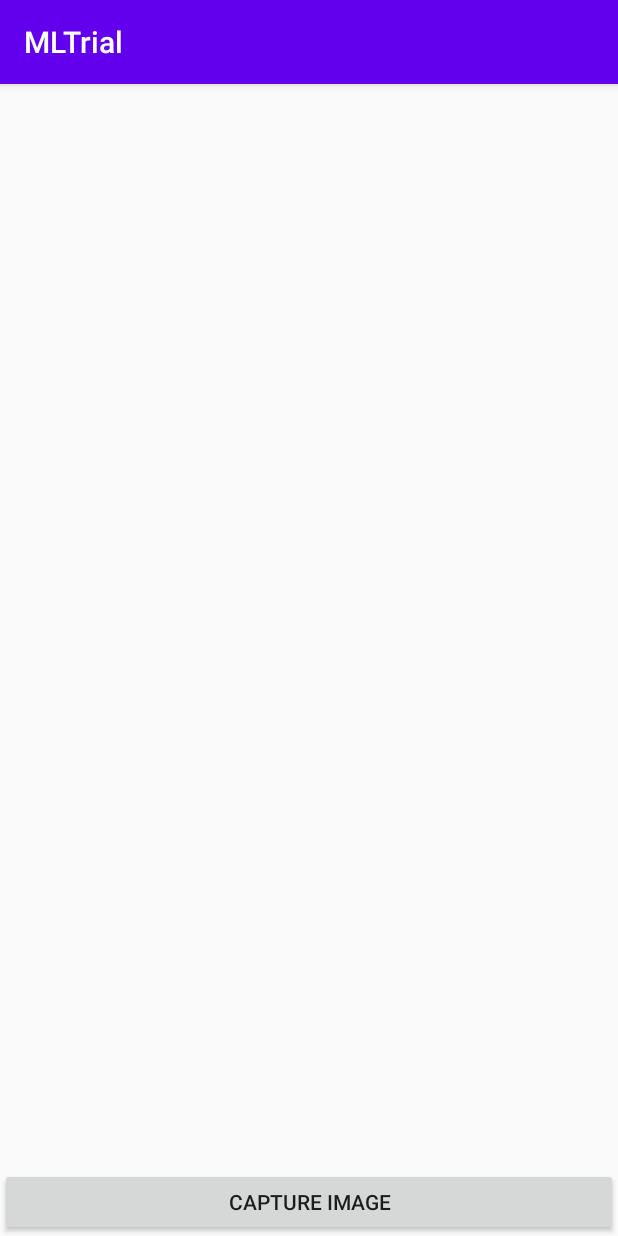
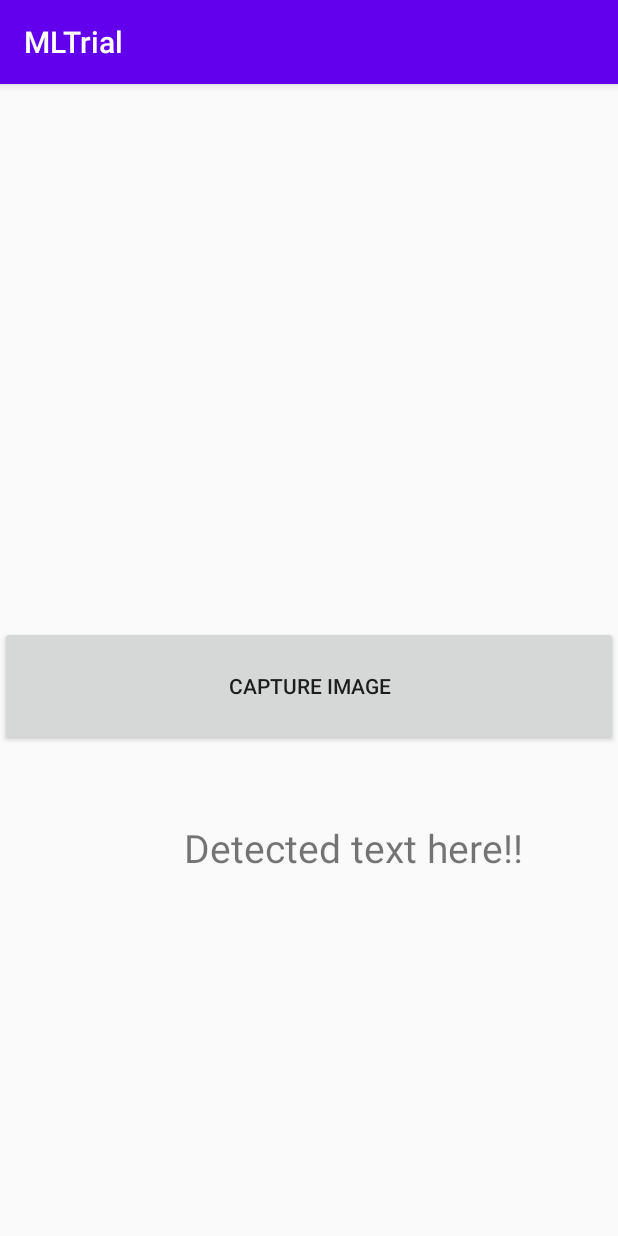
Before and after one commit to imcja007/MLTrial, an Android app: the screen it shows after launch (MainActivity), on a phone screen of 412 x 824 dp. Run offline under Robolectric (Android 15) with nearby library versions, the phone set to English and light mode, and no system bars; libraries missing offline, so code that uses them is left out: com.google.mlkit.vision.

Commit message:
regex added

```diff
--- a/app/src/main/java/com/example/mltrial/MainActivity.java
+++ b/app/src/main/java/com/example/mltrial/MainActivity.java
@@ -23,6 +23,9 @@ import com.google.mlkit.vision.text.Text;
 import com.google.mlkit.vision.text.TextRecognition;
 import com.google.mlkit.vision.text.TextRecognizer;
 
+import java.util.regex.Matcher;
+import java.util.regex.Pattern;
+
 
 public class MainActivity extends AppCompatActivity {
 
@@ -31,6 +34,8 @@ public class MainActivity extends AppCompatActivity {
     private ImageView imageView;
     private TextView textView;
     private InputImage image;
+    Pattern pattern = Pattern.compile("[A-Z]{2}[0-9]{1,2}[A-Z]{1,2}[0-9]{1,4}");
+    Matcher m;
 
     @Override
     protected void onCreate(Bundle savedInstanceState) {
@@ -66,6 +71,9 @@ public class MainActivity extends AppCompatActivity {
         if (requestCode == REQUEST_IMAGE_CAPTURE && resultCode == RESULT_OK) {
             Bundle extras = data.getExtras();
             Bitmap imageBitmap = (Bitmap) extras.get("data");
+
+            // imageBitmap.compress(Bitmap.CompressFormat.JPEG, 100, bytes);
+            //Bitmap newBit=getResizedBitmap(imageBitmap,0, 0, width, height, matrix, false)
             imageFromBitmap(imageBitmap);
             imageView.setImageBitmap(imageBitmap);
         }
@@ -86,7 +94,7 @@ public class MainActivity extends AppCompatActivity {
                                 // [START mlkit_process_text_block]
                                 String resultText = result.getText();
                                 System.out.println("RESULT TEXT=====================" + resultText);
-                                textView.setText(resultText);
+                                textView.setText("Result     " + resultText + "\nRegex:  " + pattern.matcher(resultText).matches());
                                 for (Text.TextBlock block : result.getTextBlocks()) {
                                     String blockText = block.getText();
                                     Point[] blockCornerPoints = block.getCornerPoints();
--- a/app/src/main/res/layout/activity_main.xml
+++ b/app/src/main/res/layout/activity_main.xml
@@ -8,15 +8,18 @@
     <ImageView
         android:id="@+id/image_view"
         android:layout_width="match_parent"
-        android:layout_height="1000px"
-        android:layout_marginTop="30dp" />
+        android:layout_height="342dp"
+        android:layout_alignParentTop="true"
+        android:layout_marginTop="7dp" />
 
     <TextView
         android:id="@+id/text_display"
-        android:layout_width="match_parent"
-        android:layout_height="550px"
+        android:layout_width="269dp"
+        android:layout_height="170dp"
         android:layout_below="@+id/capture_image"
-        android:layout_marginTop="21dp"
+        android:layout_alignParentEnd="true"
+        android:layout_marginTop="50dp"
+        android:layout_marginEnd="20dp"
         android:text="Detected text here!!"
         android:textSize="26dp" />
 
@@ -25,7 +28,7 @@
         android:layout_width="match_parent"
         android:layout_height="120px"
         android:layout_below="@id/image_view"
-        android:layout_marginTop="26dp"
+        android:layout_marginTop="12dp"
         android:text="Capture image" />
 
 
```
